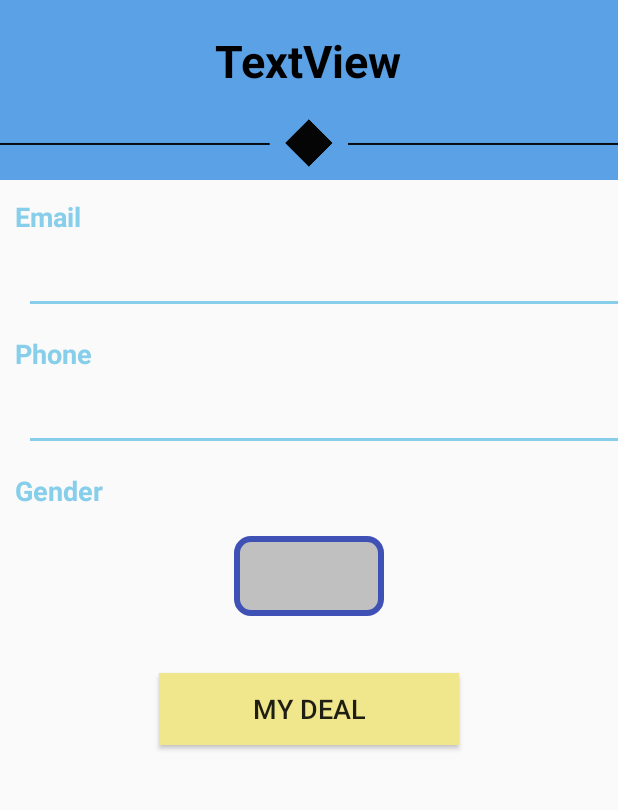
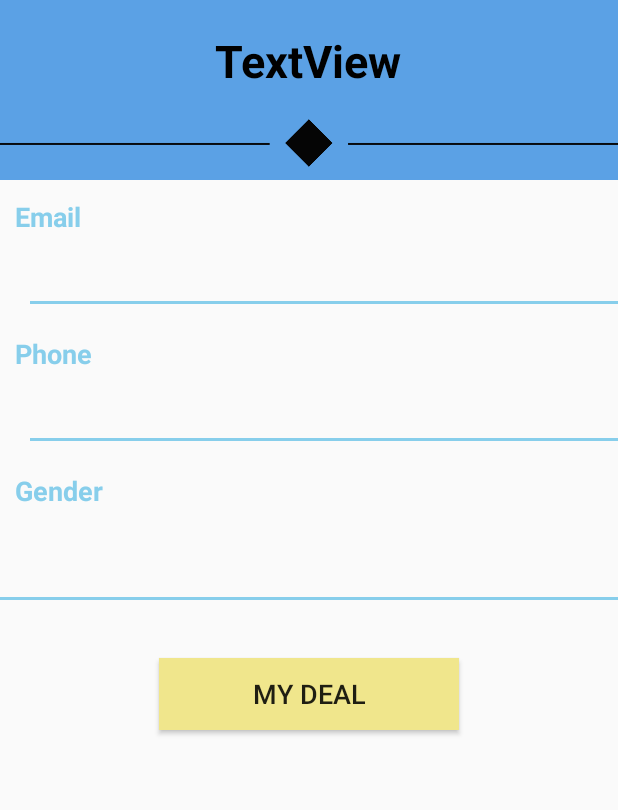
Before and after one commit to AaronHexa/NearBuy, an Android app: the ProfileInfoActivity screen opened directly, with no data from a screen before it, on a phone screen of 412 x 824 dp, the part 381-1191 px from its top. Run offline under Robolectric (Android 15) with nearby library versions, the phone set to English and light mode, and no system bars; our stand-ins replace CircleImageView, Firebase (no records; nobody signed in at launch, a user with empty details on screens opened directly), Picasso; 4 statements that could not run were skipped.

Commit message:
- change UI color follow material design

```diff
--- a/app/src/main/res/layout/activity_main_page.xml
+++ b/app/src/main/res/layout/activity_main_page.xml
@@ -78,7 +78,7 @@
             <LinearLayout
                 android:layout_width="match_parent"
                 android:layout_height="wrap_content"
-                android:background="@color/colorYellowLight"
+                android:background="@color/colorPrimaryLight"
                 android:focusable="false"
                 android:orientation="vertical">
 
@@ -97,7 +97,7 @@
                         android:layout_marginTop="15dp"
                         android:layout_marginBottom="15dp"
                         android:text="Sale List"
-                        android:textColor="@color/colorPrimary"
+                        android:textColor="@color/coloLightOrange"
                         android:textSize="20sp"
                         android:textStyle="bold" />
 
@@ -117,7 +117,7 @@
                         android:layout_gravity="center"
                         android:layout_margin="5dp"
                         android:text="Limited to Near By(3Km)"
-                        android:textColor="@color/colorPrimary"
+                        android:textColor="@color/colorLightBlueUI"
                         android:textSize="15sp"
                         android:textStyle="bold" />
 
--- a/app/src/main/res/layout/activity_profile_info.xml
+++ b/app/src/main/res/layout/activity_profile_info.xml
@@ -19,7 +19,7 @@
             <LinearLayout
                 android:layout_width="match_parent"
                 android:layout_height="wrap_content"
-                android:background="@color/colorPrimaryLight"
+                android:background="@color/colorLightBlueUI"
                 android:orientation="vertical">
 
                 <LinearLayout
@@ -136,27 +136,20 @@
                 android:textSize="18sp"
                 android:textStyle="bold" />
 
-            <LinearLayout
-                android:layout_width="match_parent"
-                android:layout_height="wrap_content"
-                android:orientation="horizontal"
-                android:layout_marginTop="10dp"
-                android:gravity="center">
 
                 <TextView
-                    android:layout_width="wrap_content"
+                    android:layout_width="match_parent"
                     android:layout_height="wrap_content"
                     android:padding="12dp"
-                    android:paddingStart="50dp"
+                    android:paddingStart="20dp"
                     android:paddingEnd="50dp"
                     android:textStyle="bold"
                     android:textColor="@color/colorBlack"
                     android:textSize="22sp"
-                    android:background="@drawable/round_btn_selection"
+                    android:background="@drawable/editbox_underline"
                     android:id="@+id/profileGender"
                     android:enabled="true" />
 
-            </LinearLayout>
 
             <Button
                 android:id="@+id/linkToMySale"
--- a/app/src/main/res/layout/navigate_header.xml
+++ b/app/src/main/res/layout/navigate_header.xml
@@ -4,7 +4,7 @@
     xmlns:tools="http://schemas.android.com/tools"
     android:layout_width="match_parent"
     android:layout_height="180dp"
-    android:background="#84e6f4">
+    android:background="@color/colorPrimaryLight">
 
     <LinearLayout
         android:layout_width="match_parent"
--- a/app/src/main/res/values/colors.xml
+++ b/app/src/main/res/values/colors.xml
@@ -11,7 +11,7 @@
     <color name="colorYellowLight">#f3f8c8</color>
     <color name="colorLightGrey">#D3D3D3</color>
     <color name="colorLightBlue">#87CEEB</color>
-    <color name="colorPrimaryLight">#5ba1e5</color>
+    <color name="colorLightBlueUI">#5ba1e5</color>
     <color name="colorDarkBlue">#2c387e</color>
     <color name="coloOrange">#ffb732</color>
     <color name="coloLightOrange">#ffc55a</color>
@@ -20,4 +20,6 @@
     <color name="colorGrey">#595959</color>
     <color name="colorBlue">#5a5aff</color>
     <color name="colorLightRed">#ff3232</color>
+    <color name="colorPrimaryLight">#7986CB</color>
+
 </resources>
```
Also changed, not shown: app/src/main/res/layout/activity_create_sale.xml (+13 -13 lines), app/src/main/res/layout/editing_dialog.xml (+7 -7 lines).
